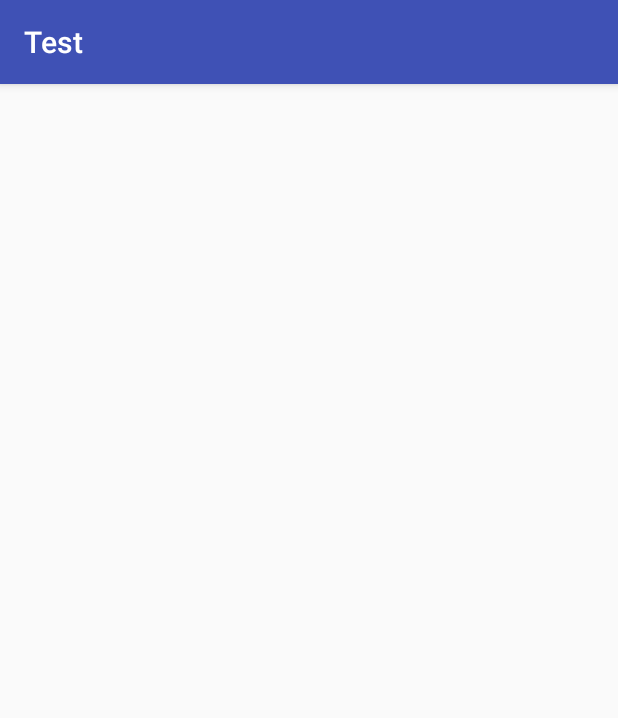
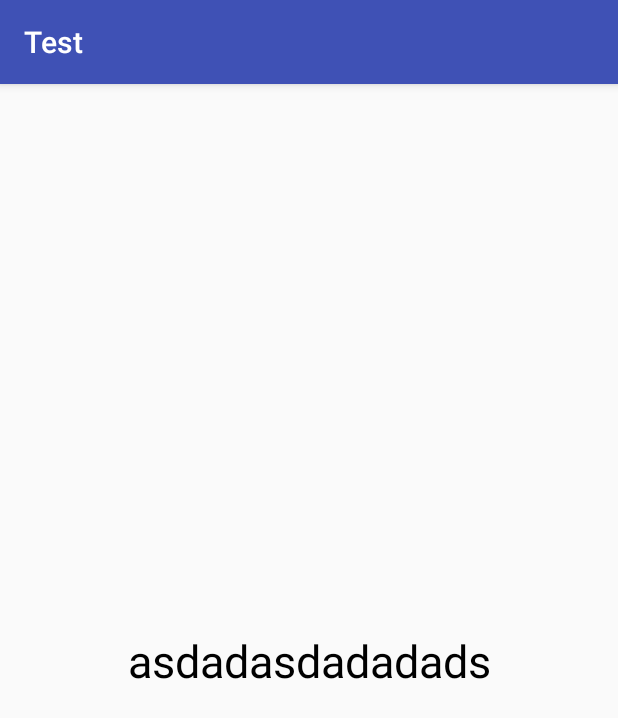
Before and after one commit to zxcgz/Test, an Android app: the screen it shows after launch (MainActivity), on a phone screen of 412 x 824 dp. Shown: the top 718 px of the screen. Run offline under Robolectric (Android 15) with nearby library versions, the phone set to English and light mode, and no system bars.

Commit message:
第一次

```diff
--- a/app/src/main/res/layout/activity_main.xml
+++ b/app/src/main/res/layout/activity_main.xml
@@ -9,7 +9,7 @@
     <TextView
         android:layout_width="wrap_content"
         android:layout_height="wrap_content"
-        android:text=""
+        android:text="asdadasdadadads"
         android:textColor="#000000"
         android:textSize="30sp"
         app:layout_constraintBottom_toBottomOf="parent"
```
